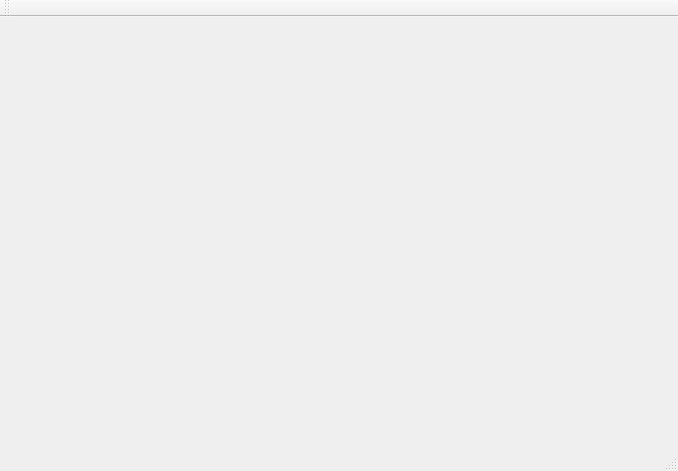
This is UI-Designer/view/mainwindow/mainwindow.ui in haevnEU/MMI-GUI_WS18 as Qt 5 draws it before an edit. The edited form follows.
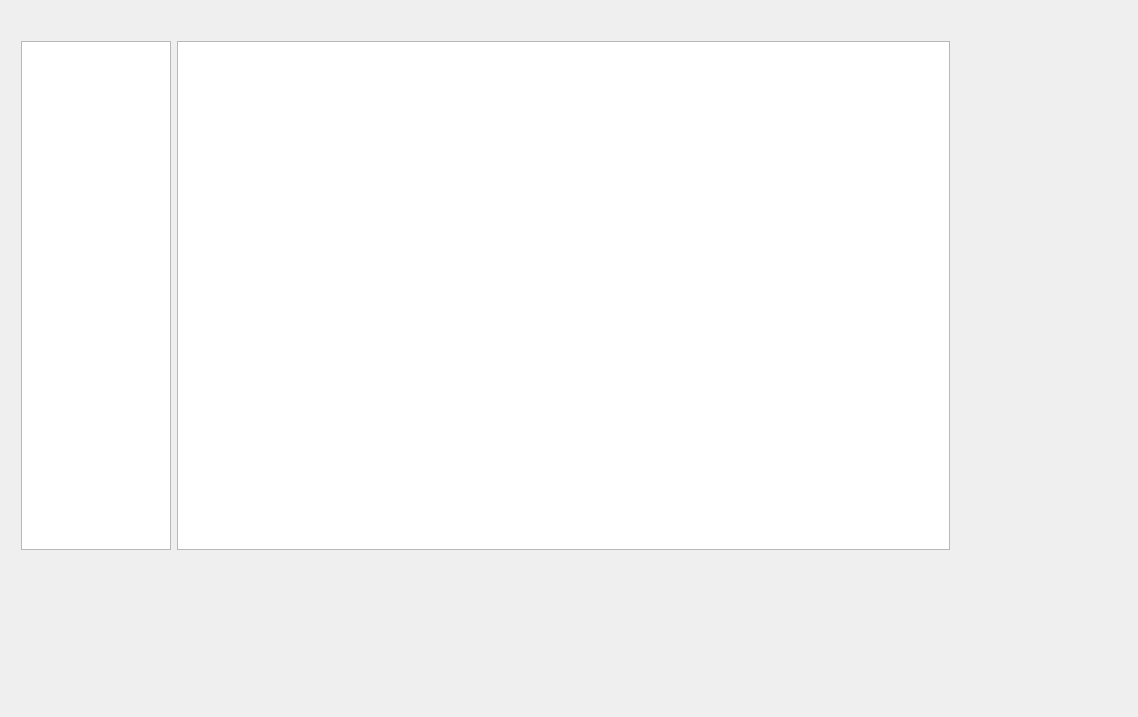
This is the edited form.

Commit message: Upload DEC 20 2018 09:06 PM CET

Patch:
```diff
--- a/UI-Designer/view/mainwindow/mainwindow.ui
+++ b/UI-Designer/view/mainwindow/mainwindow.ui
@@ -6,33 +6,52 @@
    <rect>
     <x>0</x>
     <y>0</y>
-    <width>678</width>
-    <height>471</height>
+    <width>1138</width>
+    <height>717</height>
    </rect>
   </property>
   <property name="windowTitle">
    <string>MainWindow</string>
   </property>
-  <widget class="QWidget" name="centralWidget"/>
-  <widget class="QMenuBar" name="menuBar">
-   <property name="geometry">
-    <rect>
-     <x>0</x>
-     <y>0</y>
-     <width>678</width>
-     <height>22</height>
-    </rect>
-   </property>
+  <widget class="QWidget" name="centralWidget">
+   <widget class="QWidget" name="gridLayoutWidget">
+    <property name="geometry">
+     <rect>
+      <x>10</x>
+      <y>30</y>
+      <width>951</width>
+      <height>531</height>
+     </rect>
+    </property>
+    <layout class="QHBoxLayout" name="horizontalLayout">
+     <item>
+      <widget class="QListView" name="listView">
+       <property name="sizePolicy">
+        <sizepolicy hsizetype="Fixed" vsizetype="Expanding">
+         <horstretch>0</horstretch>
+         <verstretch>0</verstretch>
+        </sizepolicy>
+       </property>
+       <property name="minimumSize">
+        <size>
+         <width>150</width>
+         <height>0</height>
+        </size>
+       </property>
+       <property name="maximumSize">
+        <size>
+         <width>150</width>
+         <height>16777215</height>
+        </size>
+       </property>
+      </widget>
+     </item>
+     <item>
+      <widget class="QGraphicsView" name="graphicsView"/>
+     </item>
+    </layout>
+   </widget>
   </widget>
-  <widget class="QToolBar" name="mainToolBar">
-   <attribute name="toolBarArea">
-    <enum>TopToolBarArea</enum>
-   </attribute>
-   <attribute name="toolBarBreak">
-    <bool>false</bool>
-   </attribute>
-  </widget>
-  <widget class="QStatusBar" name="statusBar"/>
  </widget>
  <layoutdefault spacing="6" margin="11"/>
  <resources/>
```
The commit also changes 1 other file.
